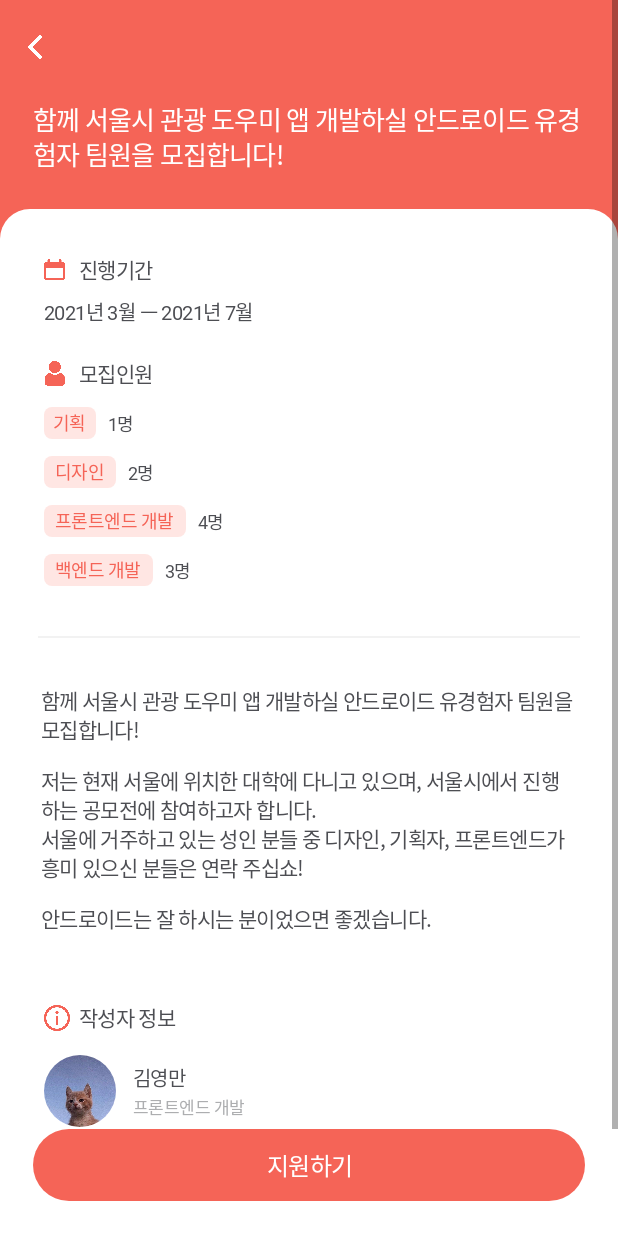
After one commit to TEAM-LINKIT/LINKIT_Android, an Android app: the PostingActivity screen opened directly, with no data from a screen before it, on a phone screen of 412 x 824 dp. The commit adds this screen. Run offline under Robolectric (Android 15) with nearby library versions, the phone set to English and light mode, and no system bars; our stand-ins replace CircleImageView.

Commit message:
[feat] 게시물 상세보기 뷰 구현

```diff
--- a/app/src/main/AndroidManifest.xml
+++ b/app/src/main/AndroidManifest.xml
@@ -9,7 +9,10 @@
         android:roundIcon="@mipmap/ic_launcher_round"
         android:supportsRtl="true"
         android:theme="@style/Theme.LINKIT_Android">
-        <activity android:name=".main.ui.MainActivity"
+        <activity android:name=".upload.PostingActivity"
+            android:theme="@style/Theme.RedTheme" />
+        <activity
+            android:name=".main.ui.MainActivity"
             android:theme="@style/Theme.WhiteTheme">
             <intent-filter>
                 <action android:name="android.intent.action.MAIN" />
--- /dev/null
+++ b/app/src/main/java/com/example/linkit_android/upload/PostingActivity.kt
@@ -0,0 +1,22 @@
+package com.example.linkit_android.upload
+
+import androidx.appcompat.app.AppCompatActivity
+import android.os.Bundle
+import com.example.linkit_android.databinding.ActivityPostingBinding
+
+class PostingActivity : AppCompatActivity() {
+
+    private lateinit var binding: ActivityPostingBinding
+
+    override fun onCreate(savedInstanceState: Bundle?) {
+        super.onCreate(savedInstanceState)
+
+        setViewBinding()
+    }
+
+    private fun setViewBinding() {
+        binding = ActivityPostingBinding.inflate(layoutInflater)
+        val view = binding.root
+        setContentView(view)
+    }
+}
--- /dev/null
+++ b/app/src/main/res/drawable/background_button_red.xml
@@ -0,0 +1,6 @@
+<?xml version="1.0" encoding="utf-8"?>
+<shape xmlns:android="http://schemas.android.com/apk/res/android"
+    android:shape="rectangle">
+    <solid android:color="@color/red_main"/>
+    <corners android:radius="30dp"/>
+</shape>
--- /dev/null
+++ b/app/src/main/res/drawable/background_part_label.xml
@@ -0,0 +1,6 @@
+<?xml version="1.0" encoding="utf-8"?>
+<shape xmlns:android="http://schemas.android.com/apk/res/android"
+    android:shape="rectangle">
+    <solid android:color="@color/red_light_label"/>
+    <corners android:radius="5dp"/>
+</shape>
--- /dev/null
+++ b/app/src/main/res/drawable/background_posting_white.xml
@@ -0,0 +1,7 @@
+<?xml version="1.0" encoding="utf-8"?>
+<shape xmlns:android="http://schemas.android.com/apk/res/android"
+    android:shape="rectangle">
+    <solid android:color="@color/white"/>
+    <corners android:topLeftRadius="20dp"
+        android:topRightRadius="20dp"/>
+</shape>
--- /dev/null
+++ b/app/src/main/res/layout/activity_posting.xml
@@ -0,0 +1,442 @@
+<?xml version="1.0" encoding="utf-8"?>
+<androidx.constraintlayout.widget.ConstraintLayout
+    xmlns:app="http://schemas.android.com/apk/res-auto"
+    xmlns:tools="http://schemas.android.com/tools"
+    xmlns:android="http://schemas.android.com/apk/res/android"
+    android:layout_width="match_parent"
+    android:layout_height="match_parent"
+    tools:context=".upload.PostingActivity">
+
+    <ScrollView android:layout_width="match_parent"
+        android:layout_height="match_parent"
+        android:overScrollMode="never">
+
+        <androidx.constraintlayout.widget.ConstraintLayout
+            android:layout_width="match_parent"
+            android:layout_height="wrap_content"
+            android:background="@color/red_main">
+
+            <ImageView
+                android:id="@+id/btn_back"
+                android:layout_width="0dp"
+                android:layout_height="0dp"
+                android:layout_marginStart="15dp"
+                android:layout_marginLeft="15dp"
+                android:layout_marginTop="23dp"
+                android:src="@drawable/ic_arrow_white_back"
+                app:layout_constraintDimensionRatio="1:1"
+                app:layout_constraintStart_toStartOf="parent"
+                app:layout_constraintTop_toTopOf="parent"
+                app:layout_constraintWidth_percent="0.0388" />
+
+            <TextView
+                android:id="@+id/tv_title"
+                android:layout_width="0dp"
+                android:layout_height="wrap_content"
+                android:layout_marginTop="27dp"
+                android:layout_marginHorizontal="22dp"
+                android:fontFamily="@font/notosanskrbold"
+                android:includeFontPadding="false"
+                android:letterSpacing="-0.03"
+                android:lineSpacingExtra="-2dp"
+                android:text="함께 서울시 관광 도우미 앱 개발하실 안드로이드 유경험자 팀원을 모집합니다!"
+                android:textColor="@color/white"
+                android:textSize="17dp"
+                app:layout_constraintEnd_toEndOf="parent"
+                app:layout_constraintStart_toStartOf="parent"
+                app:layout_constraintTop_toBottomOf="@+id/btn_back" />
+
+            <androidx.constraintlayout.widget.ConstraintLayout
+                android:layout_width="match_parent"
+                android:layout_height="match_parent"
+                android:layout_marginTop="24dp"
+                android:background="@drawable/background_posting_white"
+                app:layout_constraintBottom_toBottomOf="parent"
+                app:layout_constraintTop_toBottomOf="@+id/tv_title">
+
+                <ImageView
+                    android:id="@+id/imageView2"
+                    android:layout_width="0dp"
+                    android:layout_height="0dp"
+                    android:layout_marginStart="29dp"
+                    android:layout_marginLeft="29dp"
+                    android:layout_marginTop="33dp"
+                    android:src="@drawable/ic_calendar"
+                    app:layout_constraintDimensionRatio="1:1"
+                    app:layout_constraintStart_toStartOf="parent"
+                    app:layout_constraintTop_toTopOf="parent"
+                    app:layout_constraintWidth_percent="0.0333" />
+
+                <TextView
+                    android:layout_width="wrap_content"
+                    android:layout_height="wrap_content"
+                    android:layout_marginStart="9dp"
+                    android:layout_marginLeft="9dp"
+                    android:fontFamily="@font/notosanskrbold"
+                    android:includeFontPadding="false"
+                    android:letterSpacing="-0.03"
+                    android:text="진행기간"
+                    android:textColor="@color/black_content"
+                    android:textSize="14dp"
+                    app:layout_constraintBottom_toBottomOf="@+id/imageView2"
+                    app:layout_constraintStart_toEndOf="@+id/imageView2"
+                    app:layout_constraintTop_toTopOf="@+id/imageView2" />
+
+                <TextView
+                    android:id="@+id/tv_date"
+                    android:layout_width="0dp"
+                    android:layout_height="wrap_content"
+                    android:layout_marginTop="11dp"
+                    android:layout_marginEnd="29dp"
+                    android:layout_marginRight="29dp"
+                    android:fontFamily="@font/notosanskrmedium"
+                    android:includeFontPadding="false"
+                    android:letterSpacing="-0.03"
+                    android:text="2021년 3월 ㅡ 2021년 7월"
+                    android:textColor="@color/black_content"
+                    android:textSize="13dp"
+                    app:layout_constraintEnd_toEndOf="parent"
+                    app:layout_constraintStart_toStartOf="@+id/imageView2"
+                    app:layout_constraintTop_toBottomOf="@+id/imageView2" />
+
+                <ImageView
+                    android:id="@+id/imageView3"
+                    android:layout_width="0dp"
+                    android:layout_height="0dp"
+                    android:layout_marginTop="23dp"
+                    android:src="@drawable/ic_mypage_red"
+                    app:layout_constraintDimensionRatio="1:1"
+                    app:layout_constraintStart_toStartOf="@+id/tv_date"
+                    app:layout_constraintTop_toBottomOf="@+id/tv_date"
+                    app:layout_constraintWidth_percent="0.0416" />
+
+                <TextView
+                    android:layout_width="wrap_content"
+                    android:layout_height="wrap_content"
+                    android:layout_marginStart="6dp"
+                    android:layout_marginLeft="6dp"
+                    android:fontFamily="@font/notosanskrbold"
+                    android:includeFontPadding="false"
+                    android:letterSpacing="-0.03"
+                    android:text="모집인원"
+                    android:textColor="@color/black_content"
+                    android:textSize="14dp"
+                    app:layout_constraintBottom_toBottomOf="@+id/imageView3"
+                    app:layout_constraintStart_toEndOf="@+id/imageView3"
+                    app:layout_constraintTop_toTopOf="@+id/imageView3" />
+
+                <androidx.constraintlayout.widget.ConstraintLayout
+                    android:id="@+id/constraintlayout_plan"
+                    android:layout_width="wrap_content"
+                    android:layout_height="wrap_content"
+                    android:layout_marginTop="14dp"
+                    app:layout_constraintStart_toStartOf="@+id/imageView3"
+                    app:layout_constraintTop_toBottomOf="@+id/imageView3">
+
+                    <TextView
+                        android:id="@+id/tv_label_plan"
+                        android:layout_width="wrap_content"
+                        android:layout_height="wrap_content"
+                        android:background="@drawable/background_part_label"
+                        android:fontFamily="@font/notosanskrregular"
+                        android:includeFontPadding="false"
+                        android:letterSpacing="-0.03"
+                        android:paddingHorizontal="6dp"
+                        android:paddingTop="1dp"
+                        android:paddingBottom="2dp"
+                        android:text="기획"
+                        android:textColor="@color/red_main"
+                        android:textSize="12dp"
+                        app:layout_constraintBottom_toBottomOf="parent"
+                        app:layout_constraintStart_toStartOf="parent"
+                        app:layout_constraintTop_toTopOf="parent" />
+
+                    <TextView
+                        android:id="@+id/tv_count_plan"
+                        android:layout_width="wrap_content"
+                        android:layout_height="wrap_content"
+                        android:layout_marginStart="8dp"
+                        android:layout_marginLeft="8dp"
+                        android:fontFamily="@font/notosanskrregular"
+                        android:includeFontPadding="false"
+                        android:letterSpacing="-0.03"
+                        android:text="1명"
+                        android:textColor="@color/black_content"
+                        android:textSize="12dp"
+                        app:layout_constraintBottom_toBottomOf="@+id/tv_label_plan"
+                        app:layout_constraintStart_toEndOf="@+id/tv_label_plan"
+                        app:layout_constraintTop_toTopOf="@+id/tv_label_plan" />
+
+                </androidx.constraintlayout.widget.ConstraintLayout>
+
+                <androidx.constraintlayout.widget.ConstraintLayout
+                    android:id="@+id/constraintlayout_design"
+                    android:layout_width="wrap_content"
+                    android:layout_height="wrap_content"
+                    android:layout_marginTop="11dp"
+                    app:layout_constraintStart_toStartOf="@+id/constraintlayout_plan"
+                    app:layout_constraintTop_toBottomOf="@+id/constraintlayout_plan">
+
+                    <TextView
+                        android:id="@+id/tv_label_design"
+                        android:layout_width="wrap_content"
+                        android:layout_height="wrap_content"
+                        android:background="@drawable/background_part_label"
+                        android:fontFamily="@font/notosanskrregular"
+                        android:includeFontPadding="false"
+                        android:letterSpacing="-0.03"
+                        android:paddingHorizontal="7dp"
+                        android:paddingTop="1dp"
+                        android:paddingBottom="2dp"
+                        android:text="디자인"
+                        android:textColor="@color/red_main"
+                        android:textSize="12dp"
+                        app:layout_constraintBottom_toBottomOf="parent"
+                        app:layout_constraintStart_toStartOf="parent"
+                        app:layout_constraintTop_toTopOf="parent" />
+
+                    <TextView
+                        android:id="@+id/tv_count_design"
+                        android:layout_width="wrap_content"
+                        android:layout_height="wrap_content"
+                        android:layout_marginStart="8dp"
+                        android:layout_marginLeft="8dp"
+                        android:fontFamily="@font/notosanskrregular"
+                        android:includeFontPadding="false"
+                        android:letterSpacing="-0.03"
+                        android:text="2명"
+                        android:textColor="@color/black_content"
+                        android:textSize="12dp"
+                        app:layout_constraintBottom_toBottomOf="@+id/tv_label_design"
+                        app:layout_constraintStart_toEndOf="@+id/tv_label_design"
+                        app:layout_constraintTop_toTopOf="@+id/tv_label_design" />
+
+                </androidx.constraintlayout.widget.ConstraintLayout>
+
+                <androidx.constraintlayout.widget.ConstraintLayout
+                    android:id="@+id/constraintlayout_frontend"
+                    android:layout_width="wrap_content"
+                    android:layout_height="wrap_content"
+                    android:layout_marginTop="11dp"
+                    app:layout_constraintStart_toStartOf="@+id/constraintlayout_design"
+                    app:layout_constraintTop_toBottomOf="@+id/constraintlayout_design">
+
+                    <TextView
+                        android:id="@+id/tv_label_frontend"
+                        android:layout_width="wrap_content"
+                        android:layout_height="wrap_content"
+                        android:background="@drawable/background_part_label"
+                        android:fontFamily="@font/notosanskrregular"
+                        android:includeFontPadding="false"
+                        android:letterSpacing="-0.03"
+                        android:paddingHorizontal="7dp"
+                        android:paddingTop="1dp"
+                        android:paddingBottom="2dp"
+                        android:text="프론트엔드 개발"
+                        android:textColor="@color/red_main"
+                        android:textSize="12dp"
+                        app:layout_constraintBottom_toBottomOf="parent"
+                        app:layout_constraintStart_toStartOf="parent"
+                        app:layout_constraintTop_toTopOf="parent" />
+
+                    <TextView
+                        android:id="@+id/tv_count_frontend"
+                        android:layout_width="wrap_content"
+                        android:layout_height="wrap_content"
+                        android:layout_marginStart="8dp"
+                        android:layout_marginLeft="8dp"
+                        android:fontFamily="@font/notosanskrregular"
+                        android:includeFontPadding="false"
+                        android:letterSpacing="-0.03"
+                        android:text="4명"
+                        android:textColor="@color/black_content"
+                        android:textSize="12dp"
+                        app:layout_constraintBottom_toBottomOf="@+id/tv_label_frontend"
+                        app:layout_constraintStart_toEndOf="@+id/tv_label_frontend"
+                        app:layout_constraintTop_toTopOf="@+id/tv_label_frontend" />
+
+                </androidx.constraintlayout.widget.ConstraintLayout>
+
+                <androidx.constraintlayout.widget.ConstraintLayout
+                    android:id="@+id/constraintlayout_backend"
+                    android:layout_width="wrap_content"
+                    android:layout_height="wrap_content"
+                    android:layout_marginTop="11dp"
+                    app:layout_constraintStart_toStartOf="@+id/constraintlayout_frontend"
+                    app:layout_constraintTop_toBottomOf="@+id/constraintlayout_frontend">
+
+                    <TextView
+                        android:id="@+id/tv_label_backend"
+                        android:layout_width="wrap_content"
+                        android:layout_height="wrap_content"
+                        android:background="@drawable/background_part_label"
+                        android:fontFamily="@font/notosanskrregular"
+                        android:includeFontPadding="false"
+                        android:letterSpacing="-0.03"
+                        android:paddingHorizontal="7dp"
+                        android:paddingTop="1dp"
+                        android:paddingBottom="2dp"
+                        android:text="백엔드 개발"
+                        android:textColor="@color/red_main"
+                        android:textSize="12dp"
+                        app:layout_constraintBottom_toBottomOf="parent"
+                        app:layout_constraintStart_toStartOf="parent"
+                        app:layout_constraintTop_toTopOf="parent" />
+
+                    <TextView
+                        android:id="@+id/tv_count_backend"
+                        android:layout_width="wrap_content"
+                        android:layout_height="wrap_content"
+                        android:layout_marginStart="8dp"
+                        android:layout_marginLeft="8dp"
+                        android:fontFamily="@font/notosanskrregular"
+                        android:includeFontPadding="false"
+                        android:letterSpacing="-0.03"
+                        android:text="3명"
+                        android:textColor="@color/black_content"
+                        android:textSize="12dp"
+                        app:layout_constraintBottom_toBottomOf="@+id/tv_label_backend"
+                        app:layout_constraintStart_toEndOf="@+id/tv_label_backend"
+                        app:layout_constraintTop_toTopOf="@+id/tv_label_backend" />
+
+                </androidx.constraintlayout.widget.ConstraintLayout>
+
+                <View
+                    android:id="@+id/view"
+                    android:layout_width="0dp"
+                    android:layout_height="1dp"
+                    android:layout_marginHorizontal="25dp"
+                    android:layout_marginTop="33dp"
+                    android:background="@color/gray_divider"
+                    app:layout_constraintEnd_toEndOf="parent"
+                    app:layout_constraintStart_toStartOf="parent"
+                    app:layout_constraintTop_toBottomOf="@+id/constraintlayout_backend" />
+
+                <TextView
+                    android:id="@+id/tv_content"
+                    android:layout_width="0dp"
+                    android:layout_height="wrap_content"
+                    android:layout_marginHorizontal="27dp"
+                    android:layout_marginTop="31dp"
+                    android:fontFamily="@font/notosanskrregular"
+                    android:includeFontPadding="false"
+                    android:letterSpacing="-0.03"
+                    android:lineSpacingExtra="-1dp"
+                    android:text="함께 서울시 관광 도우미 앱 개발하실 안드로이드 유경험자 팀원을 모집합니다!\n\n저는 현재 서울에 위치한 대학에 다니고 있으며, 서울시에서 진행하는 공모전에 참여하고자 합니다.\n서울에 거주하고 있는 성인 분들 중 디자인, 기획자, 프론트엔드가 흥미 있으신 분들은 연락 주십쇼!\n\n안드로이드는 잘 하시는 분이었으면 좋겠습니다."
+                    android:textColor="@color/black_content"
+                    android:textSize="14dp"
+                    app:layout_constraintEnd_toEndOf="parent"
+                    app:layout_constraintStart_toStartOf="parent"
+                    app:layout_constraintTop_toBottomOf="@+id/view" />
+
+                <ImageView
+                    android:id="@+id/imageView4"
+                    android:layout_width="0dp"
+                    android:layout_height="0dp"
+                    android:layout_marginStart="29dp"
+                    android:layout_marginLeft="29dp"
+                    android:layout_marginTop="47dp"
+                    android:src="@drawable/ic_info"
+                    app:layout_constraintDimensionRatio="1:1"
+                    app:layout_constraintStart_toStartOf="parent"
+                    app:layout_constraintTop_toBottomOf="@+id/tv_content"
+                    app:layout_constraintWidth_percent="0.0416" />
+
+                <TextView
+                    android:id="@+id/textView5"
+                    android:layout_width="wrap_content"
+                    android:layout_height="wrap_content"
+                    android:layout_marginStart="6dp"
+                    android:layout_marginLeft="6dp"
+                    android:layout_marginBottom="1dp"
+                    android:fontFamily="@font/notosanskrbold"
+                    android:includeFontPadding="false"
+                    android:letterSpacing="-0.03"
+                    android:text="작성자 정보"
+                    android:textColor="@color/black_content"
+                    android:textSize="14dp"
+                    app:layout_constraintBottom_toBottomOf="@+id/imageView4"
+                    app:layout_constraintStart_toEndOf="@+id/imageView4"
+                    app:layout_constraintTop_toTopOf="@+id/imageView4" />
+
+                <de.hdodenhof.circleimageview.CircleImageView
+                    android:id="@+id/img_writer_profile"
+                    android:layout_width="0dp"
+                    android:layout_height="0dp"
+                    android:layout_marginTop="16dp"
+                    android:layout_marginBottom="110dp"
+                    android:src="@drawable/img_cat"
+                    app:layout_constraintBottom_toBottomOf="parent"
+                    app:layout_constraintDimensionRatio="1:1"
+                    app:layout_constraintStart_toStartOf="@+id/imageView4"
+                    app:layout_constraintTop_toBottomOf="@+id/imageView4"
+                    app:layout_constraintWidth_percent="0.1166" />
+
+                <TextView
+                    android:id="@+id/tv_writer_name"
+                    android:layout_width="wrap_content"
+                    android:layout_height="wrap_content"
+                    android:layout_marginStart="11dp"
+                    android:layout_marginLeft="11dp"
+                    android:fontFamily="@font/notosanskrmedium"
+                    android:includeFontPadding="false"
+                    android:letterSpacing="-0.03"
+                    android:text="김영만"
+                    android:textColor="@color/black_content"
+                    android:textSize="13dp"
+                    app:layout_constraintBottom_toTopOf="@+id/tv_writer_part"
+                    app:layout_constraintStart_toEndOf="@+id/img_writer_profile"
+                    app:layout_constraintTop_toTopOf="@+id/img_writer_profile"
+                    app:layout_constraintVertical_chainStyle="packed" />
+
+                <TextView
+                    android:id="@+id/tv_writer_part"
+                    android:layout_width="wrap_content"
+                    android:layout_height="wrap_content"
+                    android:layout_marginTop="1dp"
+                    android:fontFamily="@font/notosanskrmedium"
+                    android:includeFontPadding="false"
+                    android:letterSpacing="-0.03"
+                    android:text="프론트엔드 개발"
+                    android:textColor="@color/gray_content"
+                    android:textSize="11dp"
+                    app:layout_constraintBottom_toBottomOf="@id/img_writer_profile"
+                    app:layout_constraintStart_toStartOf="@+id/tv_writer_name"
+                    app:layout_constraintTop_toBottomOf="@+id/tv_writer_name" />
+
+            </androidx.constraintlayout.widget.ConstraintLayout>
+
+        </androidx.constraintlayout.widget.ConstraintLayout>
+
+    </ScrollView>
+
+    <androidx.constraintlayout.widget.ConstraintLayout
+        android:layout_width="match_parent"
+        android:layout_height="wrap_content"
+        android:background="@color/white"
+        app:layout_constraintBottom_toBottomOf="parent"
+        app:layout_constraintEnd_toEndOf="parent"
+        app:layout_constraintStart_toStartOf="parent">
+
+        <TextView
+            android:id="@+id/btn_apply"
+            android:layout_width="match_parent"
+            android:layout_height="wrap_content"
+            android:layout_marginHorizontal="22dp"
+            android:layout_marginBottom="23dp"
+            android:background="@drawable/background_button_red"
+            android:fontFamily="@font/notosanskrbold"
+            android:gravity="center"
+            android:includeFontPadding="false"
+            android:letterSpacing="-0.03"
+            android:paddingVertical="12dp"
+            android:text="지원하기"
+            android:textColor="@color/white"
+            android:textSize="16dp"
+            app:layout_constraintBottom_toBottomOf="parent"
+            app:layout_constraintEnd_toEndOf="parent"
+            app:layout_constraintStart_toStartOf="parent" />
+
+    </androidx.constraintlayout.widget.ConstraintLayout>
+
+</androidx.constraintlayout.widget.ConstraintLayout>
--- a/app/src/main/res/values/colors.xml
+++ b/app/src/main/res/values/colors.xml
@@ -10,7 +10,7 @@
 
     <color name="red_main">#F56457</color>
     <color name="black_content">#4D4E53</color>
-    <color name="gray_divider">#F1F1F1</color>
+    <color name="gray_divider">#F2F2F2</color>
     <color name="red_light_btn">#96F6B6B0</color>
     <color name="red_light_label">#96FFD4D0</color>
     <color name="red_light_profile">#82F9978E</color>
```
Also changed, not shown: app/src/main/res/drawable/ic_arrow_white_back.png (added), app/src/main/res/drawable/ic_calendar.png (added), app/src/main/res/drawable/ic_info.png (added).
